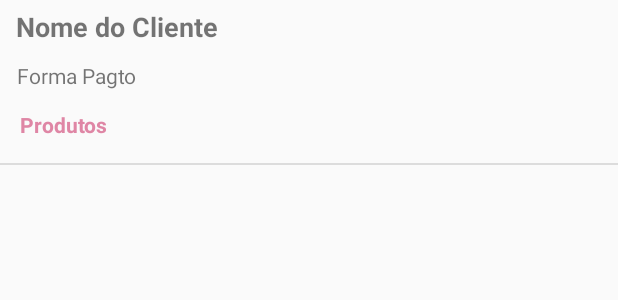
After one commit to marinabragatti/Beauty-Saloon, an Android app: the layout pedidos_adapter_lista.xml on its own in the app's theme, with its tools: preview values and no code run, on a phone screen of 412 x 824 dp. The commit adds this screen. Shown: the top 300 px of the screen. Run offline under Robolectric (Android 15) with nearby library versions, the phone set to English and light mode, and no system bars.

Commit message:
add itens ao carrinho, lista pedidos para empresa

```diff
--- a/app/build.gradle
+++ b/app/build.gradle
@@ -43,7 +43,8 @@ dependencies {
     implementation 'com.miguelcatalan:materialsearchview:1.4.0' //Material Search View
     implementation 'androidx.recyclerview:recyclerview:1.1.0'
     implementation 'de.hdodenhof:circleimageview:2.2.0'//CircleImageView
-    implementation 'com.squareup.picasso:picasso:2.71828'//Biblioteca Picasso para recuperação de imagens
+    implementation 'com.squareup.picasso:picasso:2.71828'
+//Biblioteca Picasso para recuperação de imagens
     implementation 'com.github.BlacKCaT27:CurrencyEditText:2.0.2'//Máscara para moeda
     implementation 'androidx.cardview:cardview:1.0.0'
     implementation 'com.github.d-max:spots-dialog:1.1@aar' //dialog loading
--- a/app/src/main/java/com/marinabragatti/beautysaloon/adapter/ServicosAdapter.java
+++ b/app/src/main/java/com/marinabragatti/beautysaloon/adapter/ServicosAdapter.java
@@ -4,7 +4,6 @@ import android.content.Context;
 import android.view.LayoutInflater;
 import android.view.View;
 import android.view.ViewGroup;
-import android.widget.ImageView;
 import android.widget.TextView;
 
 import androidx.annotation.NonNull;
--- /dev/null
+++ b/app/src/main/res/drawable/ic_assignment.xml
@@ -0,0 +1,5 @@
+<vector android:height="24dp" android:tint="#FFFFFF"
+    android:viewportHeight="24.0" android:viewportWidth="24.0"
+    android:width="24dp" xmlns:android="http://schemas.android.com/apk/res/android">
+    <path android:fillColor="#FF000000" android:pathData="M19,3h-4.18C14.4,1.84 13.3,1 12,1c-1.3,0 -2.4,0.84 -2.82,2L5,3c-1.1,0 -2,0.9 -2,2v14c0,1.1 0.9,2 2,2h14c1.1,0 2,-0.9 2,-2L21,5c0,-1.1 -0.9,-2 -2,-2zM12,3c0.55,0 1,0.45 1,1s-0.45,1 -1,1 -1,-0.45 -1,-1 0.45,-1 1,-1zM14,17L7,17v-2h7v2zM17,13L7,13v-2h10v2zM17,9L7,9L7,7h10v2z"/>
+</vector>
--- /dev/null
+++ b/app/src/main/res/layout/pedidos_adapter_lista.xml
@@ -0,0 +1,47 @@
+<?xml version="1.0" encoding="utf-8"?>
+<LinearLayout xmlns:android="http://schemas.android.com/apk/res/android"
+    android:orientation="vertical" android:layout_width="match_parent"
+    android:layout_height="wrap_content">
+
+        <LinearLayout
+            android:layout_width="match_parent"
+            android:layout_height="wrap_content"
+            android:layout_weight="2"
+            android:orientation="vertical"
+            android:paddingStart="5dp"
+            android:gravity="center_vertical"
+            android:paddingLeft="5dp">
+
+            <TextView
+                android:id="@+id/textNomeCliente"
+                android:layout_width="wrap_content"
+                android:layout_height="wrap_content"
+                android:text="Nome do Cliente"
+                android:textSize="18sp"
+                android:textStyle="bold"
+                android:padding="5dp"/>
+
+            <TextView
+                android:id="@+id/textFormaPagto"
+                android:layout_width="wrap_content"
+                android:layout_height="wrap_content"
+                android:gravity="end"
+                android:text="Forma Pagto"
+                android:textSize="14sp"
+                android:padding="5dp"/>
+
+            <TextView
+                android:id="@+id/textProdutosPedidos"
+                android:layout_width="wrap_content"
+                android:layout_height="wrap_content"
+                android:text="Produtos"
+                android:textStyle="bold"
+                android:textColor="@color/colorPrimaryDark"
+                android:textSize="14sp"
+                android:padding="8dp"/>
+
+        </LinearLayout>
+
+    <include layout="@layout/divisor"/>
+
+</LinearLayout>
--- a/app/src/main/res/menu/menu_empresa.xml
+++ b/app/src/main/res/menu/menu_empresa.xml
@@ -6,6 +6,11 @@
     <item android:title="Novo Serviço"
         android:id="@+id/menuNovoProduto"
         android:icon="@drawable/ic_add_circle"
+        app:showAsAction="always"/>
+
+    <item android:title="Serviços Comprados"
+        android:id="@+id/menuPedidos"
+        android:icon="@drawable/ic_assignment"
         app:showAsAction="always"/>
 
     <item android:title="Configurações"
```
Also changed, not shown: app/src/main/AndroidManifest.xml (+5 -2 lines), app/src/main/java/com/marinabragatti/beautysaloon/activity/EmpresaActivity.java (+7 -0 lines), app/src/main/java/com/marinabragatti/beautysaloon/activity/OpcoesServicosActivity.java (+92 -12 lines), app/src/main/java/com/marinabragatti/beautysaloon/activity/PedidosEmpresaActivity.java (added, +99 -0 lines), app/src/main/java/com/marinabragatti/beautysaloon/adapter/PedidosAdapter.java (added, +81 -0 lines), app/src/main/java/com/marinabragatti/beautysaloon/model/Pedidos.java (+20 -2 lines), app/src/main/res/layout/activity_opcoes_servicos.xml (+13 -7 lines), app/src/main/res/layout/activity_pedidos_empresa.xml (added, +25 -0 lines).
